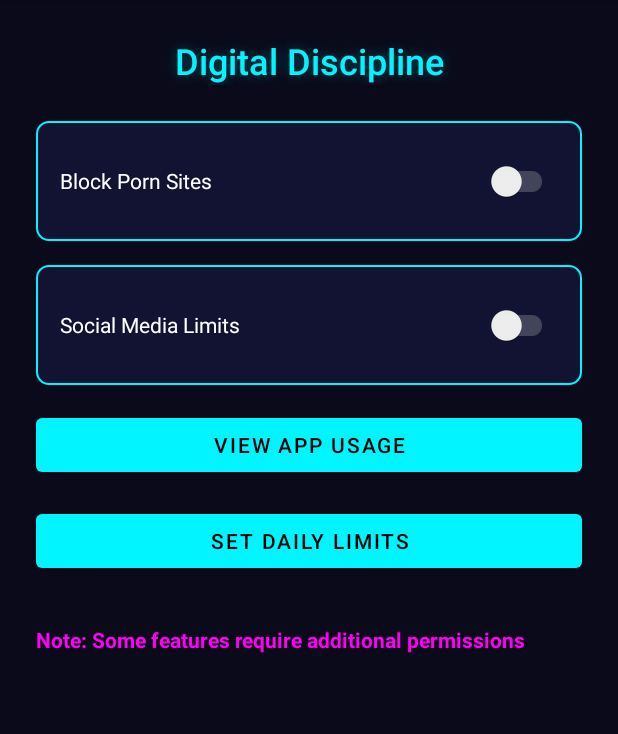
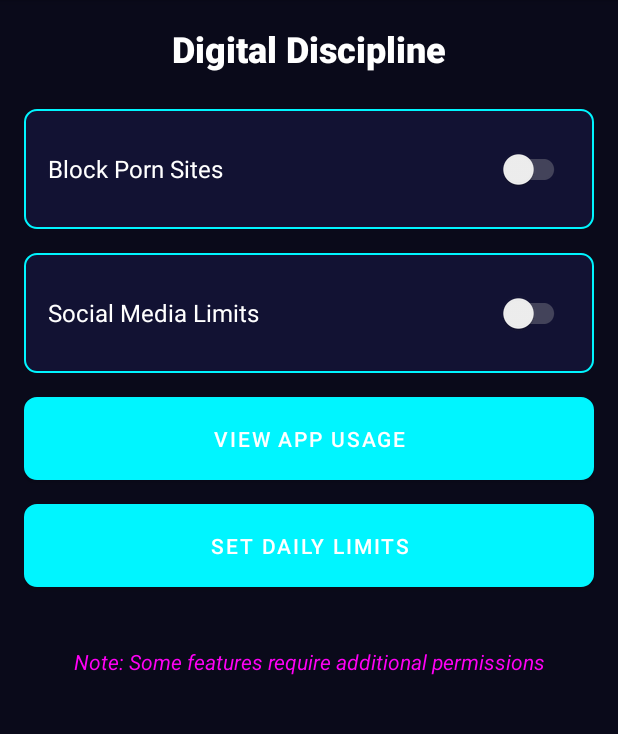
Before and after one commit to blackwolf-git/Solo-Wolf, an Android app built with Jetpack Compose: the DigitalDisciplineActivity screen opened directly, with no data from a screen before it, on a phone screen of 412 x 824 dp, the part 84-818 px from its top. Run offline under Robolectric (Android 15) with nearby library versions, the phone set to English and light mode, and no system bars.

Commit message:
AI-assisted fix for app/src/main/res/layout/activity_digital_discipline.xml

```diff
--- a/app/src/main/res/layout/activity_digital_discipline.xml
+++ b/app/src/main/res/layout/activity_digital_discipline.xml
@@ -11,88 +11,107 @@
         android:layout_width="match_parent"
         android:layout_height="wrap_content"
         android:orientation="vertical"
-        android:padding="24dp">
+        android:padding="16dp">
 
         <TextView
+            android:id="@+id/titleTextView"
             android:layout_width="match_parent"
             android:layout_height="wrap_content"
-            style="@style/NeonText"
+            android:layout_marginBottom="24dp"
+            android:gravity="center"
             android:text="@string/digital_discipline_title"
+            android:textAppearance="@style/TextAppearance.AppCompat.Title"
+            android:textColor="@color/white"
             android:textSize="24sp"
-            android:textAlignment="center"
-            android:layout_marginBottom="24dp"/>
+            android:textStyle="bold" />
 
         <!-- Porn Blocking -->
         <LinearLayout
+            android:id="@+id/pornBlockingLayout"
             android:layout_width="match_parent"
             android:layout_height="wrap_content"
-            android:orientation="horizontal"
             android:layout_marginBottom="16dp"
             android:background="@drawable/bg_neon_border"
+            android:gravity="center_vertical"
+            android:orientation="horizontal"
             android:padding="16dp">
 
             <TextView
+                android:id="@+id/pornBlockingTextView"
                 android:layout_width="0dp"
                 android:layout_height="wrap_content"
                 android:layout_weight="1"
                 android:text="@string/block_porn_sites"
-                android:textColor="@color/text_primary"/>
+                android:textColor="@color/text_primary"
+                android:textSize="16sp" />
 
             <androidx.appcompat.widget.SwitchCompat
                 android:id="@+id/switchBlockPorn"
                 android:layout_width="wrap_content"
                 android:layout_height="wrap_content"
-                android:theme="@style/SwitchNeon"/>
+                android:theme="@style/SwitchNeon" />
         </LinearLayout>
 
         <!-- Social Media Limits -->
         <LinearLayout
+            android:id="@+id/socialMediaLimitsLayout"
             android:layout_width="match_parent"
             android:layout_height="wrap_content"
-            android:orientation="horizontal"
             android:layout_marginBottom="16dp"
             android:background="@drawable/bg_neon_border"
+            android:gravity="center_vertical"
+            android:orientation="horizontal"
             android:padding="16dp">
 
             <TextView
+                android:id="@+id/socialMediaLimitsTextView"
                 android:layout_width="0dp"
                 android:layout_height="wrap_content"
                 android:layout_weight="1"
                 android:text="@string/social_media_limits"
-                android:textColor="@color/text_primary"/>
+                android:textColor="@color/text_primary"
+                android:textSize="16sp" />
 
             <androidx.appcompat.widget.SwitchCompat
                 android:id="@+id/switchSocialMediaLimit"
                 android:layout_width="wrap_content"
                 android:layout_height="wrap_content"
-                android:theme="@style/SwitchNeon"/>
+                android:theme="@style/SwitchNeon" />
         </LinearLayout>
 
         <!-- App Usage Stats -->
         <Button
             android:id="@+id/btnAppUsageSettings"
-            style="@style/NeonButton"
             android:layout_width="match_parent"
             android:layout_height="wrap_content"
+            android:layout_marginBottom="16dp"
+            android:background="@drawable/bg_neon_border"
+            android:padding="12dp"
             android:text="@string/view_app_usage"
-            android:layout_marginBottom="16dp"/>
+            android:textColor="@color/text_primary" />
 
         <!-- Set Daily Limits -->
         <Button
             android:id="@+id/btnSetLimits"
-            style="@style/NeonButton"
             android:layout_width="match_parent"
             android:layout_height="wrap_content"
+            android:layout_marginBottom="16dp"
+            android:background="@drawable/bg_neon_border"
+            android:padding="12dp"
             android:text="@string/set_daily_limits"
-            android:layout_marginBottom="16dp"/>
+            android:textColor="@color/text_primary" />
 
         <!-- Warning Message -->
         <TextView
+            android:id="@+id/warningTextView"
             android:layout_width="match_parent"
             android:layout_height="wrap_content"
+            android:layout_marginTop="16dp"
+            android:gravity="center"
+            android:padding="8dp"
             android:text="@string/digital_discipline_warning"
             android:textColor="@color/accent_pink"
-            android:textStyle="bold"
-            android:layout_marginTop="16dp"/>
+            android:textSize="14sp"
+            android:textStyle="italic" />
     </LinearLayout>
 </ScrollView>
```
